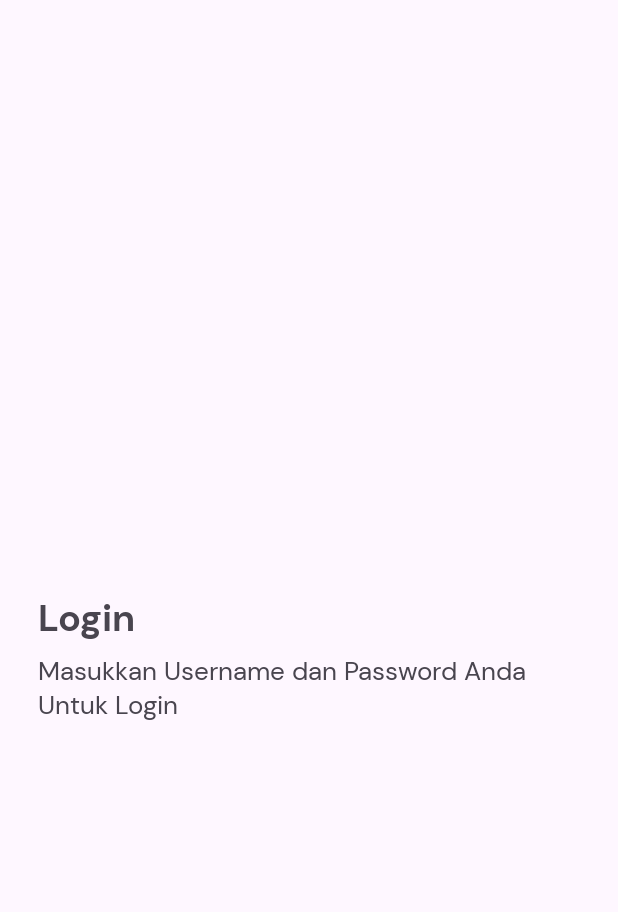
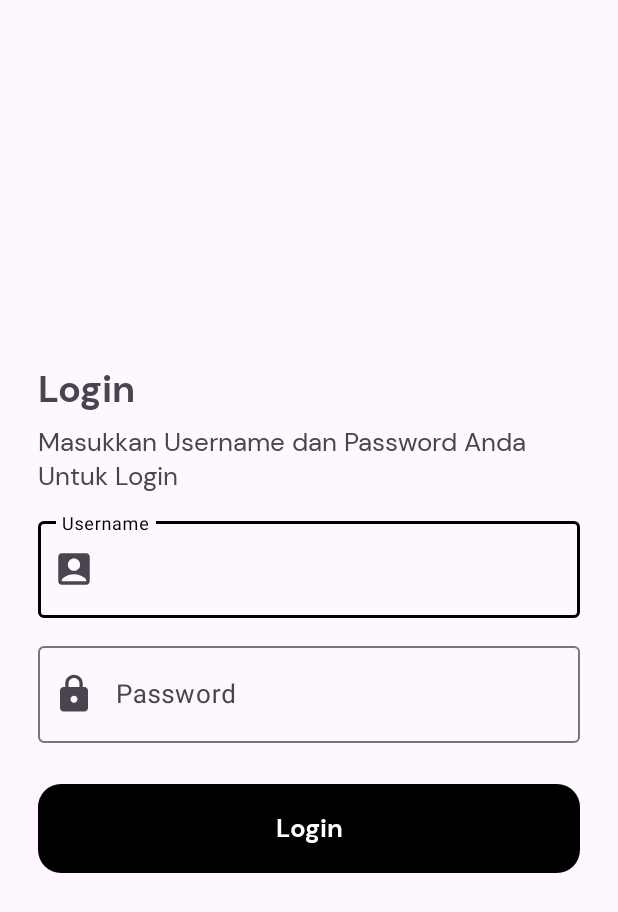
Before and after one commit to Bayusetupn/hisar-android, an Android app: the layout activity_main.xml on its own in the app's theme, with its tools: preview values and no code run, on a phone screen of 412 x 824 dp. Shown: the top 912 px of the screen. Run offline under Robolectric (Android 15) with nearby library versions, the phone set to English and light mode, and no system bars.

Commit message:
styling login page

```diff
--- a/app/build.gradle
+++ b/app/build.gradle
@@ -37,11 +37,12 @@ android {
 
 dependencies {
 
-    implementation 'androidx.core:core-ktx:1.8.0'
+    implementation 'androidx.core:core-ktx:1.10.1'
     implementation 'androidx.appcompat:appcompat:1.6.1'
-    implementation 'com.google.android.material:material:1.5.0'
+    implementation 'com.google.android.material:material:1.9.0'
     implementation 'androidx.constraintlayout:constraintlayout:2.1.4'
     testImplementation 'junit:junit:4.13.2'
     androidTestImplementation 'androidx.test.ext:junit:1.1.5'
     androidTestImplementation 'androidx.test.espresso:espresso-core:3.5.1'
+    implementation 'com.google.android.material:material:1.9.0'
 }
--- a/app/src/main/AndroidManifest.xml
+++ b/app/src/main/AndroidManifest.xml
@@ -15,6 +15,7 @@
         android:theme="@style/Theme.HisarApp"
         tools:targetApi="31">
         <activity
+            android:windowSoftInputMode="adjustResize"
             android:name=".MainActivity"
             android:exported="true">
             <intent-filter>
--- a/app/src/main/java/com/example/hisar/MainActivity.kt
+++ b/app/src/main/java/com/example/hisar/MainActivity.kt
@@ -2,6 +2,7 @@ package com.example.hisar
 
 import androidx.appcompat.app.AppCompatActivity
 import android.os.Bundle
+import android.view.View
 import com.example.hisar.databinding.ActivityMainBinding
 
 class MainActivity : AppCompatActivity() {
@@ -12,5 +13,15 @@ class MainActivity : AppCompatActivity() {
         super.onCreate(savedInstanceState)
         binding = ActivityMainBinding.inflate(layoutInflater)
         setContentView(binding.root)
+
+
+        binding.loginBtn.setOnClickListener {
+            binding.error.text = "error showing"
+            binding.error.visibility = View.VISIBLE
+        }
+
     }
+
+
+
 }
--- /dev/null
+++ b/app/src/main/res/drawable/baseline_account_box_24.xml
@@ -0,0 +1,5 @@
+<vector android:height="28dp" android:tint="#878787"
+    android:viewportHeight="24" android:viewportWidth="24"
+    android:width="28dp" xmlns:android="http://schemas.android.com/apk/res/android">
+    <path android:fillColor="@android:color/white" android:pathData="M19,3H5C3.9,3 3,3.9 3,5v14c0,1.1 0.9,2 2,2h14c1.1,0 2,-0.9 2,-2V5C21,3.9 20.1,3 19,3zM12,6c1.93,0 3.5,1.57 3.5,3.5c0,1.93 -1.57,3.5 -3.5,3.5s-3.5,-1.57 -3.5,-3.5C8.5,7.57 10.07,6 12,6zM19,19H5v-0.23c0,-0.62 0.28,-1.2 0.76,-1.58C7.47,15.82 9.64,15 12,15s4.53,0.82 6.24,2.19c0.48,0.38 0.76,0.97 0.76,1.58V19z"/>
+</vector>
--- /dev/null
+++ b/app/src/main/res/drawable/baseline_lock_24.xml
@@ -0,0 +1,5 @@
+<vector android:height="28dp" android:tint="#878787"
+    android:viewportHeight="24" android:viewportWidth="24"
+    android:width="28dp" xmlns:android="http://schemas.android.com/apk/res/android">
+    <path android:fillColor="@android:color/white" android:pathData="M18,8h-1L17,6c0,-2.76 -2.24,-5 -5,-5S7,3.24 7,6v2L6,8c-1.1,0 -2,0.9 -2,2v10c0,1.1 0.9,2 2,2h12c1.1,0 2,-0.9 2,-2L20,10c0,-1.1 -0.9,-2 -2,-2zM12,17c-1.1,0 -2,-0.9 -2,-2s0.9,-2 2,-2 2,0.9 2,2 -0.9,2 -2,2zM15.1,8L8.9,8L8.9,6c0,-1.71 1.39,-3.1 3.1,-3.1 1.71,0 3.1,1.39 3.1,3.1v2z"/>
+</vector>
--- /dev/null
+++ b/app/src/main/res/drawable/button.xml
@@ -0,0 +1,15 @@
+<?xml version="1.0" encoding="utf-8"?>
+<ripple xmlns:android="http://schemas.android.com/apk/res/android"
+    android:color="#292929"
+    >
+
+    <item>
+        <shape xmlns:android="http://schemas.android.com/apk/res/android">
+            <solid android:color="@color/black" />
+            <corners
+                android:radius="15dp"
+                />
+        </shape>
+    </item>
+
+</ripple>
--- a/app/src/main/res/layout/activity_main.xml
+++ b/app/src/main/res/layout/activity_main.xml
@@ -6,6 +6,15 @@
     android:layout_height="match_parent"
     android:padding="25dp"
     tools:context=".MainActivity">
+
+    <LinearLayout
+        android:layout_width="wrap_content"
+        android:layout_height="wrap_content"
+        android:orientation="vertical"
+        app:layout_constraintBottom_toBottomOf="parent"
+        app:layout_constraintEnd_toEndOf="parent"
+        app:layout_constraintStart_toStartOf="parent"
+        app:layout_constraintTop_toTopOf="parent">
 
         <TextView
             android:id="@+id/login"
@@ -29,4 +38,69 @@
             app:layout_constraintStart_toStartOf="parent"
             app:layout_constraintTop_toBottomOf="@+id/login" />
 
+        <TextView
+            android:id="@+id/error"
+            android:textColor="@color/error"
+            android:visibility="gone"
+            android:layout_width="wrap_content"
+            android:layout_height="wrap_content"
+            android:fontFamily="@font/dmsans_reg"
+            android:textSize="17sp"
+            tools:text="error"
+            android:layout_marginTop="13dp"
+            app:layout_constraintStart_toStartOf="parent"
+            app:layout_constraintTop_toBottomOf="@+id/login_desc" />
+
+
+        <com.google.android.material.textfield.TextInputLayout
+            android:id="@+id/username"
+            style="@style/Widget.Material3.TextInputLayout.OutlinedBox"
+            android:layout_width="match_parent"
+            android:layout_height="70dp"
+            android:layout_marginTop="13dp"
+            android:hint="@string/username"
+            app:layout_constraintTop_toBottomOf="@+id/login_desc"
+            app:startIconDrawable="@drawable/baseline_account_box_24">
+
+            <com.google.android.material.textfield.TextInputEditText
+                android:layout_width="match_parent"
+                android:layout_height="match_parent"
+                android:minHeight="48dp"
+                android:textSize="17sp" />
+
+        </com.google.android.material.textfield.TextInputLayout>
+
+        <com.google.android.material.textfield.TextInputLayout
+            android:id="@+id/password"
+            style="@style/Widget.Material3.TextInputLayout.OutlinedBox"
+            android:layout_width="match_parent"
+            android:layout_height="70dp"
+            android:layout_marginTop="13dp"
+            android:hint="@string/pass"
+            app:layout_constraintTop_toBottomOf="@+id/username"
+            app:startIconDrawable="@drawable/baseline_lock_24">
+
+            <com.google.android.material.textfield.TextInputEditText
+                android:layout_width="match_parent"
+                android:layout_height="match_parent"
+                android:inputType="textPassword"
+                android:minHeight="48dp"
+                android:textSize="17sp" />
+
+        </com.google.android.material.textfield.TextInputLayout>
+
+        <Button
+            android:id="@+id/login_btn"
+            android:background="@drawable/button"
+            android:layout_width="match_parent"
+            android:layout_height="wrap_content"
+            android:layout_marginTop="27dp"
+            android:backgroundTint="@color/black"
+            android:fontFamily="@font/dmsans_bold"
+            android:textSize="17sp"
+            android:paddingVertical="14dp"
+            android:text="@string/login"
+            android:textColor="@color/white"
+            app:layout_constraintTop_toBottomOf="@id/password" />
+    </LinearLayout>
 </androidx.constraintlayout.widget.ConstraintLayout>
--- a/app/src/main/res/values/colors.xml
+++ b/app/src/main/res/values/colors.xml
@@ -2,4 +2,6 @@
 <resources>
     <color name="black">#FF000000</color>
     <color name="white">#FFFFFFFF</color>
+    <color name="error">#FF3333</color>
+
 </resources>
--- a/app/src/main/res/values/strings.xml
+++ b/app/src/main/res/values/strings.xml
@@ -1,5 +1,7 @@
 <resources>
     <string name="app_name">HisarApp</string>
     <string name="login">Login</string>
+    <string name="username">Username</string>
+    <string name="pass">Password</string>
     <string name="login_desc">Masukkan Username dan Password Anda Untuk Login</string>
 </resources>
--- a/app/src/main/res/values/themes.xml
+++ b/app/src/main/res/values/themes.xml
@@ -2,7 +2,7 @@
     <!-- Base application theme. -->
     <style name="Base.Theme.HisarApp" parent="Theme.Material3.DayNight.NoActionBar">
         <!-- Customize your light theme here. -->
-        <!-- <item name="colorPrimary">@color/my_light_primary</item> -->
+        <item name="colorPrimary">@color/black</item> -->
     </style>
 
     <style name="Theme.HisarApp" parent="Base.Theme.HisarApp" />
--- a/gradle.properties
+++ b/gradle.properties
@@ -1,23 +1,17 @@
-# Project-wide Gradle settings.
-# IDE (e.g. Android Studio) users:
-# Gradle settings configured through the IDE *will override*
-# any settings specified in this file.
-# For more details on how to configure your build environment visit
+## For more details on how to configure your build environment visit
 # http://www.gradle.org/docs/current/userguide/build_environment.html
+#
 # Specifies the JVM arguments used for the daemon process.
 # The setting is particularly useful for tweaking memory settings.
-org.gradle.jvmargs=-Xmx2048m -Dfile.encoding=UTF-8
+# Default value: -Xmx1024m -XX:MaxPermSize=256m
+# org.gradle.jvmargs=-Xmx2048m -XX:MaxPermSize=512m -XX:+HeapDumpOnOutOfMemoryError -Dfile.encoding=UTF-8
+#
 # When configured, Gradle will run in incubating parallel mode.
 # This option should only be used with decoupled projects. More details, visit
 # http://www.gradle.org/docs/current/userguide/multi_project_builds.html#sec:decoupled_projects
 # org.gradle.parallel=true
-# AndroidX package structure to make it clearer which packages are bundled with the
-# Android operating system, and which are packaged with your app's APK
-# https://developer.android.com/topic/libraries/support-library/androidx-rn
+#Wed Jul 12 09:27:39 ICT 2023
+android.nonTransitiveRClass=true
 android.useAndroidX=true
-# Kotlin code style for this project: "official" or "obsolete":
 kotlin.code.style=official
-# Enables namespacing of each library's R class so that its R class includes only the
-# resources declared in the library itself and none from the library's dependencies,
-# thereby reducing the size of the R class for that library
-android.nonTransitiveRClass=true
+org.gradle.jvmargs=-Xmx1536M -Dkotlin.daemon.jvm.options\="-Xmx2048M" -Dfile.encoding\=UTF-8
```
Lines whose indentation alone changed are shown as unchanged.
